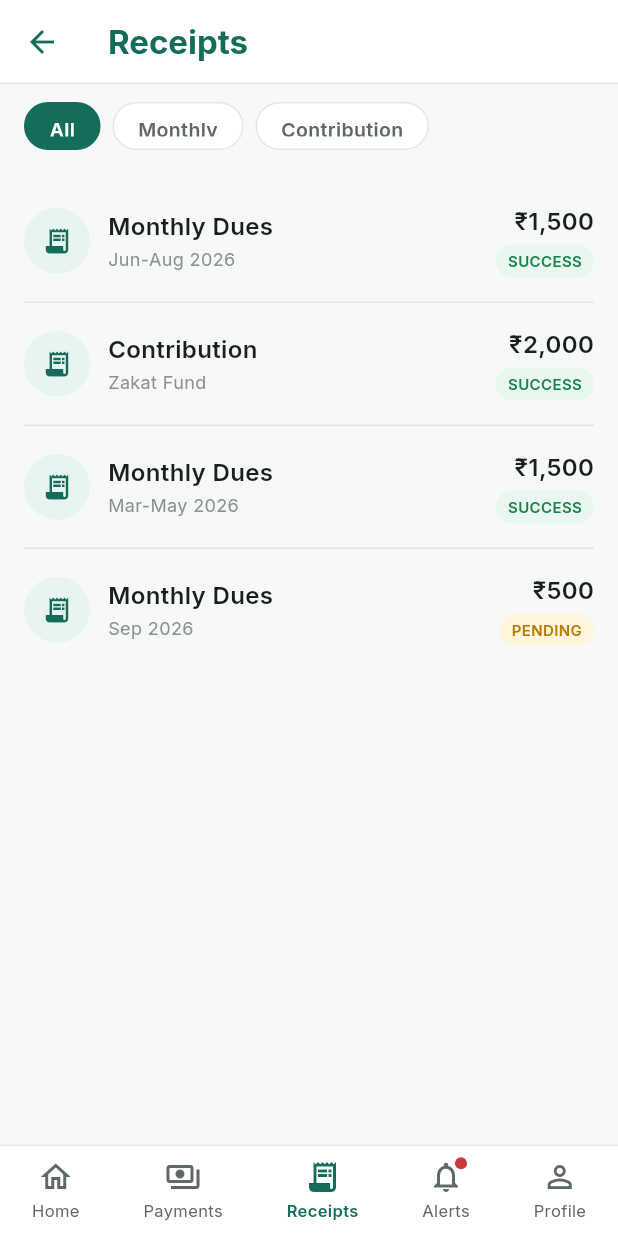
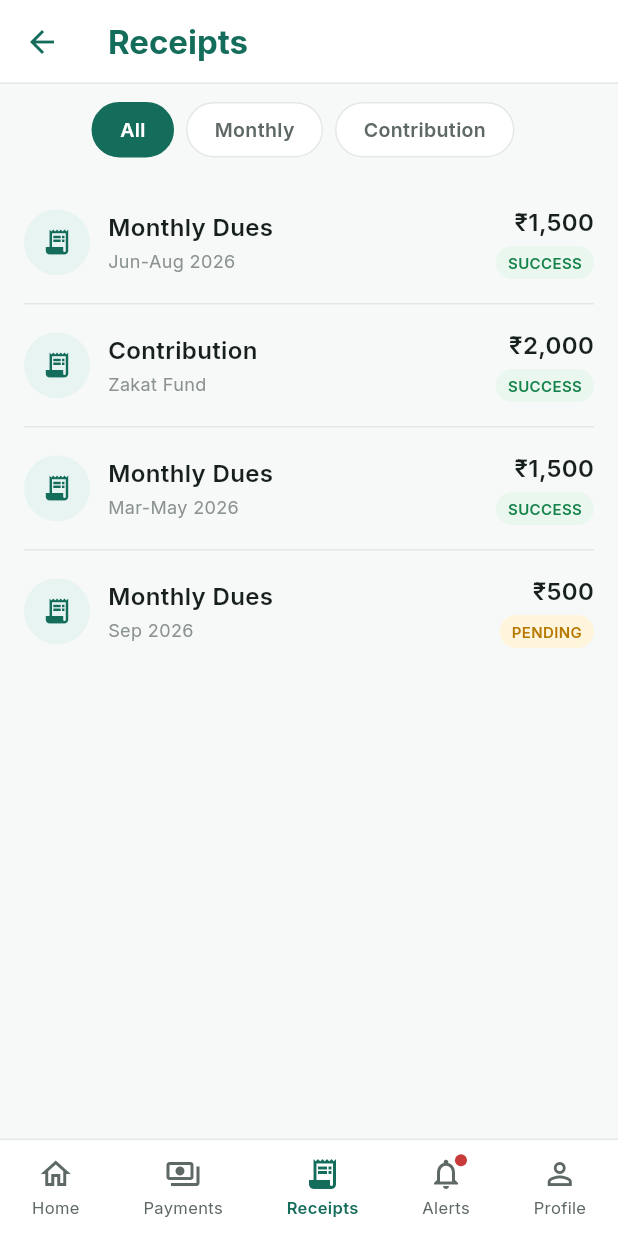
Before and after one commit to Its-me-nishmal/mahal-flow, a Flutter app: the ReceiptsHistoryScreen screen opened by its route, on a phone screen of 412 x 824 dp. Run offline on Flutter 3.47's test engine with Material 3 defaults, Android fonts, the phone set to English and light mode, and no system bars; our stand-ins replace dio, google_fonts.

Commit message:
fix(ui): prevent filter chips and bottom nav label text clipping

```diff
--- a/mobile-flutter/lib/core/widgets/member_bottom_nav_bar.dart
+++ b/mobile-flutter/lib/core/widgets/member_bottom_nav_bar.dart
@@ -46,8 +46,9 @@
       ),
       child: SafeArea(
         top: false,
-        child: SizedBox(
-          height: 60,
+        child: Container(
+          height: 64,
+          padding: const EdgeInsets.symmetric(vertical: 4),
           child: Row(
             mainAxisAlignment: MainAxisAlignment.spaceAround,
             children: [
@@ -104,9 +105,10 @@
       splashColor: Colors.transparent,
       highlightColor: Colors.transparent,
       child: Padding(
-        padding: const EdgeInsets.symmetric(horizontal: 10, vertical: 6),
+        padding: const EdgeInsets.symmetric(horizontal: 12, vertical: 4),
         child: Column(
           mainAxisSize: MainAxisSize.min,
+          mainAxisAlignment: MainAxisAlignment.center,
           children: [
             Stack(
               clipBehavior: Clip.none,
--- a/mobile-flutter/lib/features/receipts/screens/receipts_history_screen.dart
+++ b/mobile-flutter/lib/features/receipts/screens/receipts_history_screen.dart
@@ -102,20 +102,20 @@
       body: Column(
         children: [
           // Filter Chips
-          SizedBox(
-            height: 56,
-            child: ListView.separated(
-              padding: const EdgeInsets.symmetric(horizontal: 16, vertical: 12),
+          Container(
+            padding: const EdgeInsets.fromLTRB(16, 12, 16, 8),
+            child: SingleChildScrollView(
               scrollDirection: Axis.horizontal,
-              itemCount: _filters.length,
-              separatorBuilder: (_, __) => const SizedBox(width: 8),
-              itemBuilder: (context, index) {
-                final filter = _filters[index];
+              child: Row(
+                children: _filters.map((filter) {
                   final isSelected = _selectedFilter == filter;
-                return GestureDetector(
+                  return Padding(
+                    padding: const EdgeInsets.only(right: 8),
+                    child: InkWell(
                       onTap: () => setState(() => _selectedFilter = filter),
+                      borderRadius: BorderRadius.circular(999),
                       child: Container(
-                    padding: const EdgeInsets.symmetric(horizontal: 16, vertical: 8),
+                        padding: const EdgeInsets.symmetric(horizontal: 18, vertical: 8),
                         decoration: BoxDecoration(
                           color: isSelected ? AppColors.primary : AppColors.surface,
                           borderRadius: BorderRadius.circular(999),
@@ -132,8 +132,10 @@
                           ),
                         ),
                       ),
+                    ),
                   );
-              },
+                }).toList(),
+              ),
             ),
           ),
 
```
Lines whose indentation alone changed are shown as unchanged.
